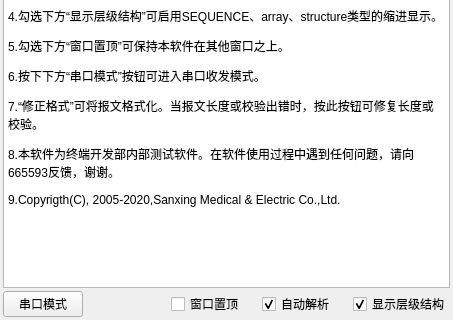
This is UI/trans_window.ui in KayFelicities/698trans as Qt 5 draws it before an edit; both pictures show x 0 to 453 and y 279 to 599 of the 453 by 599 pixel window. The edited form follows.
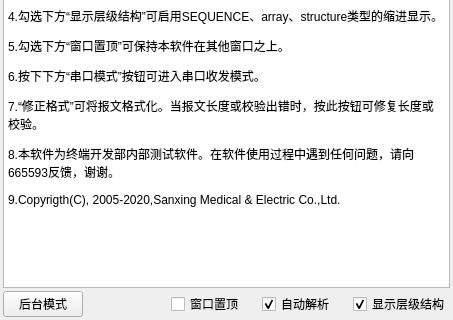
This is the edited form. Icons and pictures are not drawn.

```diff
--- a/UI/trans_window.ui
+++ b/UI/trans_window.ui
@@ -205,7 +205,7 @@
         <item>
          <widget class="QPushButton" name="serial_mode_button">
           <property name="text">
-           <string>串口模式</string>
+           <string>后台模式</string>
           </property>
          </widget>
         </item>
```
Left out of the diff: 2 changed lines with no effect on the pictures.
